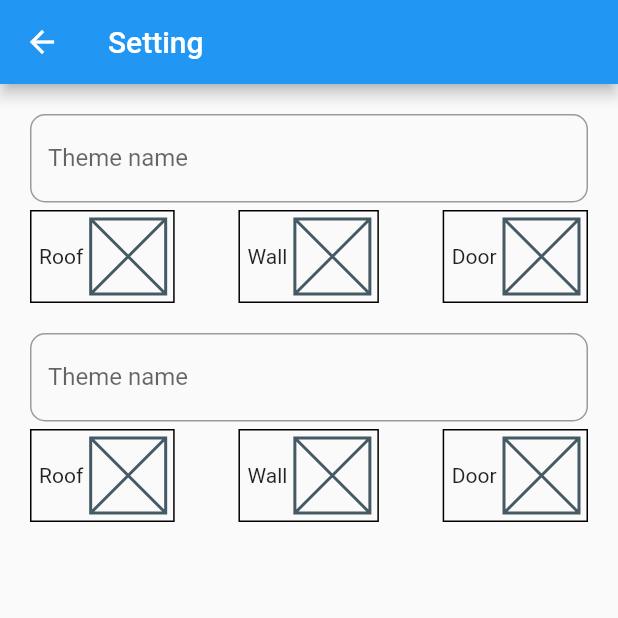
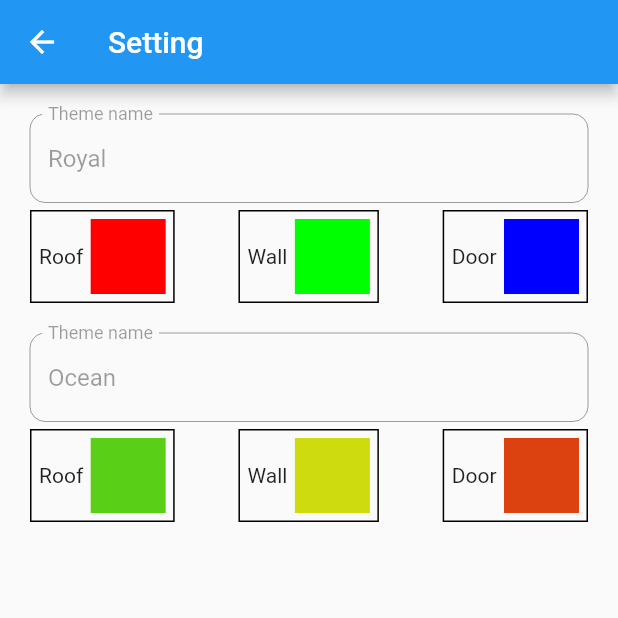
Before and after one commit to casaumayman/Smart-AI-for-house-design-mobile-app, a Flutter app: the screen it shows after launch, after a tap on the "settings" icon, on a phone screen of 412 x 824 dp, the top half of it. Run offline on Flutter 3.47's test engine with Material 2 defaults, Android fonts, the phone set to English and light mode, and no system bars; our stand-ins replace card_swiper, flutter_colorpicker, get, image_picker, shared_preferences, socket_io_client; network calls fail.

Commit message:
done color picker

```diff
--- a/lib/constants/localstorage_constants.dart
+++ b/lib/constants/localstorage_constants.dart
@@ -1 +1,2 @@
 const historyKey = "HISTORY";
+const settingKey = "SETTING";
--- a/lib/modules/home/home_controller.dart
+++ b/lib/modules/home/home_controller.dart
@@ -1,5 +1,3 @@
-import 'dart:io';
-
 import 'package:change_house_colors/modules/home/helper.dart';
 import 'package:change_house_colors/modules/home/models/process_status.dart';
 import 'package:change_house_colors/routes/routes.dart';
--- a/lib/modules/settings/components/house_element.dart
+++ b/lib/modules/settings/components/house_element.dart
@@ -1,8 +1,11 @@
 import 'package:flutter/material.dart';
 
 class HouseElement extends StatelessWidget {
-  const HouseElement({super.key, required this.elementName});
+  const HouseElement(
+      {super.key, required this.elementName, required this.color, this.onTap});
   final String elementName;
+  final Color color;
+  final Function()? onTap;
 
   @override
   Widget build(BuildContext context) {
@@ -19,9 +22,13 @@ class HouseElement extends StatelessWidget {
           const SizedBox(
             width: 5,
           ),
-          const Placeholder(
-            fallbackWidth: 50,
-            fallbackHeight: 50,
+          InkWell(
+            onTap: onTap,
+            child: Container(
+              width: 50,
+              height: 50,
+              color: color,
+            ),
           )
         ],
       ),
--- a/lib/modules/settings/components/theme_setting_item.dart
+++ b/lib/modules/settings/components/theme_setting_item.dart
@@ -1,40 +1,53 @@
 import 'package:change_house_colors/modules/settings/components/house_element.dart';
+import 'package:change_house_colors/modules/settings/setting_controller.dart';
+import 'package:change_house_colors/shared/services/theme/theme_model.dart';
 import 'package:flutter/material.dart';
+import 'package:get/get.dart';
 
-class ThemeSettingItem extends StatelessWidget {
-  const ThemeSettingItem(
-      {super.key,
-      required this.name,
-      this.wallColor = const Color.fromRGBO(0, 255, 0, 1),
-      this.doorColor = const Color.fromRGBO(0, 0, 255, 1),
-      this.roofColor = const Color.fromRGBO(255, 0, 0, 1)});
-  final String name;
-  final Color wallColor;
-  final Color doorColor;
-  final Color roofColor;
+class ThemeSettingItem extends GetView<SettingController> {
+  const ThemeSettingItem({super.key, required this.model});
+  final ThemeModel model;
 
   @override
   Widget build(BuildContext context) {
+    final List<HouseElement> listElement = [
+      HouseElement(
+        elementName: "Roof",
+        color: model.roofColor,
+        onTap: () => controller.showColorModel(
+            model.roofColor, model.name, EHouseElementType.roof),
+      ),
+      HouseElement(
+        elementName: "Wall",
+        color: model.wallColor,
+        onTap: () => controller.showColorModel(
+            model.wallColor, model.name, EHouseElementType.wall),
+      ),
+      HouseElement(
+        elementName: "Door",
+        color: model.doorColor,
+        onTap: () => controller.showColorModel(
+            model.doorColor, model.name, EHouseElementType.door),
+      ),
+    ];
     return Container(
       padding: const EdgeInsets.all(10),
       child: Column(
         children: [
-          const TextField(
-              decoration: InputDecoration(
-            border: OutlineInputBorder(
-                borderRadius: BorderRadius.all(Radius.circular(10))),
-            labelText: "Theme name",
-          )),
+          TextField(
+              enabled: false,
+              controller: TextEditingController(text: model.name),
+              decoration: const InputDecoration(
+                border: OutlineInputBorder(
+                    borderRadius: BorderRadius.all(Radius.circular(10))),
+                labelText: "Theme name",
+              )),
           Container(
             margin: const EdgeInsets.only(top: 5),
             child: Row(
               mainAxisSize: MainAxisSize.max,
               mainAxisAlignment: MainAxisAlignment.spaceBetween,
-              children: const [
-                HouseElement(elementName: "Roof"),
-                HouseElement(elementName: "Wall"),
-                HouseElement(elementName: "Door"),
-              ],
+              children: listElement,
             ),
           ),
         ],
--- /dev/null
+++ b/lib/modules/settings/setting_binding.dart
@@ -0,0 +1,9 @@
+import 'package:change_house_colors/modules/settings/setting_controller.dart';
+import 'package:get/get.dart';
+
+class SettingBinding implements Bindings {
+  @override
+  void dependencies() {
+    Get.put(SettingController());
+  }
+}
--- a/lib/modules/settings/setting_screen.dart
+++ b/lib/modules/settings/setting_screen.dart
@@ -1,8 +1,11 @@
 import 'package:change_house_colors/modules/settings/components/theme_setting_item.dart';
+import 'package:change_house_colors/shared/services/services.dart';
 import 'package:flutter/material.dart';
+import 'package:get/get.dart';
 
 class SettingScreen extends StatelessWidget {
-  const SettingScreen({super.key});
+  SettingScreen({super.key});
+  final _themeService = Get.find<ThemeService>();
 
   @override
   Widget build(BuildContext context) {
@@ -10,10 +13,14 @@ class SettingScreen extends StatelessWidget {
         appBar: AppBar(title: const Text("Setting")),
         body: Padding(
           padding: const EdgeInsets.all(10),
-          child: Column(children: const [
-            ThemeSettingItem(name: "Royal"),
-            ThemeSettingItem(name: "Ocean"),
-          ]),
+          child: Obx(() {
+            var listSetting = _themeService.themes
+                .map(
+                  (t) => ThemeSettingItem(model: t),
+                )
+                .toList();
+            return Column(children: listSetting);
+          }),
         ));
   }
 }
--- a/lib/routes/routes.dart
+++ b/lib/routes/routes.dart
@@ -2,6 +2,7 @@ import 'package:change_house_colors/modules/history/history_binding.dart';
 import 'package:change_house_colors/modules/history/history_screen.dart';
 import 'package:change_house_colors/modules/home/home_binding.dart';
 import 'package:change_house_colors/modules/home/home_screen.dart';
+import 'package:change_house_colors/modules/settings/setting_binding.dart';
 import 'package:change_house_colors/modules/settings/setting_screen.dart';
 import 'package:get/get.dart';
 
@@ -21,8 +22,6 @@ class Routes {
         page: () => const HistoryScreen(),
         binding: HistoryBinding()),
     GetPage(
-      name: setting,
-      page: () => const SettingScreen(),
-    ),
+        name: setting, page: () => SettingScreen(), binding: SettingBinding()),
   ];
 }
--- a/lib/shared/services/theme/theme_service.dart
+++ b/lib/shared/services/theme/theme_service.dart
@@ -1,16 +1,19 @@
+import 'package:change_house_colors/constants/localstorage_constants.dart';
 import 'package:change_house_colors/shared/services/theme/theme_model.dart';
 import 'package:flutter/material.dart';
 import 'package:get/get.dart';
+import 'package:shared_preferences/shared_preferences.dart';
 
 class ThemeService extends GetxService {
-  final List<ThemeModel> themes = const [
+  late final SharedPreferences _localStore;
+  final themes = [
     ThemeModel(name: "Royal"),
     ThemeModel(
         name: "Ocean",
-        roofColor: Color.fromRGBO(90, 207, 23, 1),
-        wallColor: Color.fromRGBO(206, 219, 15, 1),
-        doorColor: Color.fromRGBO(219, 66, 15, 1))
-  ];
+        roofColor: const Color.fromRGBO(90, 207, 23, 1),
+        wallColor: const Color.fromRGBO(206, 219, 15, 1),
+        doorColor: const Color.fromRGBO(219, 66, 15, 1))
+  ].obs;
 
   final _selectedThemeName = "Royal".obs;
 
@@ -19,10 +22,50 @@ class ThemeService extends GetxService {
         (element) => element.name == _selectedThemeName.value)!;
   }
 
+  @override
+  void onInit() async {
+    _localStore = await SharedPreferences.getInstance();
+    var jsonStringList = _localStore.getStringList(settingKey);
+    if (jsonStringList == null) {
+      return;
+    }
+    debugPrint("Load list theme from localstore!");
+    var listTheme =
+        jsonStringList.map((jsonTheme) => ThemeModel.fromJsonString(jsonTheme));
+    themes.assignAll(listTheme);
+    super.onInit();
+  }
+
   void setTheme(String name) {
     var exist = themes.firstWhereOrNull((element) => element.name == name);
     if (exist != null) {
       _selectedThemeName.value = name;
     }
   }
+
+  void updateTheme(String themeName, EHouseElementType type, Color value) {
+    var themeIndex = themes.indexWhere((t) => t.name == themeName);
+    if (themeIndex == -1) {
+      return;
+    }
+    var theme = themes[themeIndex];
+    switch (type) {
+      case EHouseElementType.roof:
+        theme.roofColor = value;
+        break;
+      case EHouseElementType.wall:
+        theme.wallColor = value;
+        break;
+      case EHouseElementType.door:
+        theme.doorColor = value;
+        break;
+    }
+    themes.setRange(themeIndex, themeIndex + 1, [theme]);
+    _updateLocalValue();
+  }
+
+  void _updateLocalValue() {
+    var strList = themes.map((theme) => theme.toJsonString()).toList();
+    _localStore.setStringList(settingKey, strList);
+  }
 }
--- a/pubspec.yaml
+++ b/pubspec.yaml
@@ -46,6 +46,7 @@ dependencies:
   card_swiper: ^2.0.4
   http: ^0.13.5
   image: ^3.2.2
+  flutter_colorpicker: ^1.0.3
 
 dev_dependencies:
   flutter_test:
```
Also changed, not shown: lib/modules/settings/setting_controller.dart (added, +24 -0 lines), lib/shared/services/theme/theme_model.dart (+32 -5 lines), lib/shared/utils/color_utils.dart (added, +8 -0 lines), pubspec.lock.
